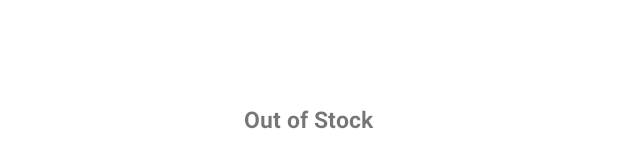
After one commit to nhom5khtn/EmbeddedSystem, an Android app: the layout activity_notification.xml on its own in the app's theme, with its tools: preview values and no code run, on a phone screen of 412 x 824 dp. The commit adds this screen. Shown: the part 499-667 px from the top of the screen. Run offline under Robolectric (Android 15) with nearby library versions, the phone set to English and light mode, and no system bars; network calls fail.

```diff
--- a/EmbeddedSystem/app/build.gradle
+++ b/EmbeddedSystem/app/build.gradle
@@ -66,4 +66,6 @@ dependencies {
     implementation 'androidx.lifecycle:lifecycle-viewmodel-ktx:2.3.1'
     implementation "androidx.lifecycle:lifecycle-extensions:2.2.0"
 
+    // Kotlin coroutines
+    implementation 'org.jetbrains.kotlinx:kotlinx-coroutines-android:1.4.1'
 }
--- a/EmbeddedSystem/app/src/main/java/demo/embeddedsystem/core/Algorithms.kt
+++ b/EmbeddedSystem/app/src/main/java/demo/embeddedsystem/core/Algorithms.kt
@@ -64,7 +64,7 @@ object Algorithms {
         Log.e("KNN- List Dj", msg1)
 
         // Sort locations-distances pairs based on minimum distances
-        locDistanceResultsList.sortWith { gd1, gd2 -> if (gd1.distance > gd2.distance) 1 else if (gd1.distance === gd2.distance) 0 else -1 }
+        locDistanceResultsList.sortWith { gd1, gd2 -> if (gd1.distance > gd2.distance) 1 else if (gd1.distance == gd2.distance) 0 else -1 }
         var msg2 = "\nsorted list Dj"
         for(loc in locDistanceResultsList){
             msg2 += "\n{${loc.location},${loc.distance}}"
--- /dev/null
+++ b/EmbeddedSystem/app/src/main/res/layout/activity_notification.xml
@@ -0,0 +1,18 @@
+<?xml version="1.0" encoding="utf-8"?>
+<RelativeLayout
+    xmlns:android="http://schemas.android.com/apk/res/android"
+    xmlns:tools="http://schemas.android.com/tools"
+    android:layout_width="match_parent"
+    android:layout_height="match_parent"
+    tools:context=".ui.ProjectDetailActivity">
+
+    <TextView
+        android:id="@+id/textView"
+        android:layout_width="wrap_content"
+        android:layout_height="wrap_content"
+        android:layout_centerInParent="true"
+        android:text="Out of Stock"
+        android:textSize="15sp"
+        android:textStyle="bold" />
+
+</RelativeLayout>
```
Also changed, not shown: EmbeddedSystem/app/src/main/java/demo/embeddedsystem/ui/ProjectDetailActivity.kt (+118 -6 lines).
